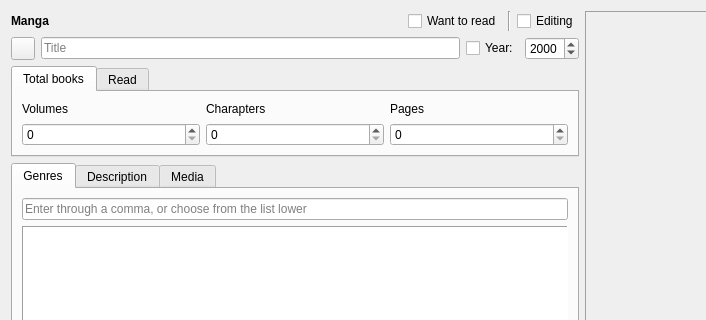
Old version of the form addmanga.ui in the repository LibertaSoft/DatabaseAnime; both pictures show x 0 to 706 and y 0 to 320 of the 871 by 597 pixel window.
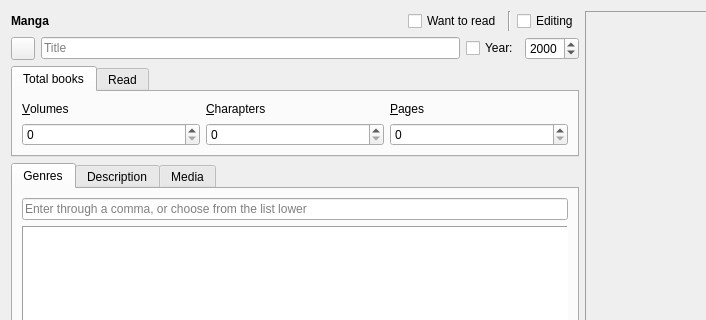
New version of the form. Icons and pictures are not drawn. Custom widgets are drawn as their Qt base class.

Commit message: Widget partners

```diff
--- a/addmanga.ui
+++ b/addmanga.ui
@@ -196,7 +196,10 @@
               </size>
              </property>
              <property name="text">
-              <string>Volumes</string>
+              <string>&amp;Volumes</string>
+             </property>
+             <property name="buddy">
+              <cstring>SpinBox_aVol</cstring>
              </property>
             </widget>
            </item>
@@ -209,7 +212,10 @@
               </size>
              </property>
              <property name="text">
-              <string>Charapters</string>
+              <string>&amp;Charapters</string>
+             </property>
+             <property name="buddy">
+              <cstring>SpinBox_aCh</cstring>
              </property>
             </widget>
            </item>
@@ -222,7 +228,10 @@
               </size>
              </property>
              <property name="text">
-              <string>Pages</string>
+              <string>&amp;Pages</string>
+             </property>
+             <property name="buddy">
+              <cstring>SpinBox_aPages</cstring>
              </property>
             </widget>
            </item>
```
Left out of the diff: 15 changed lines with no effect on the pictures.
